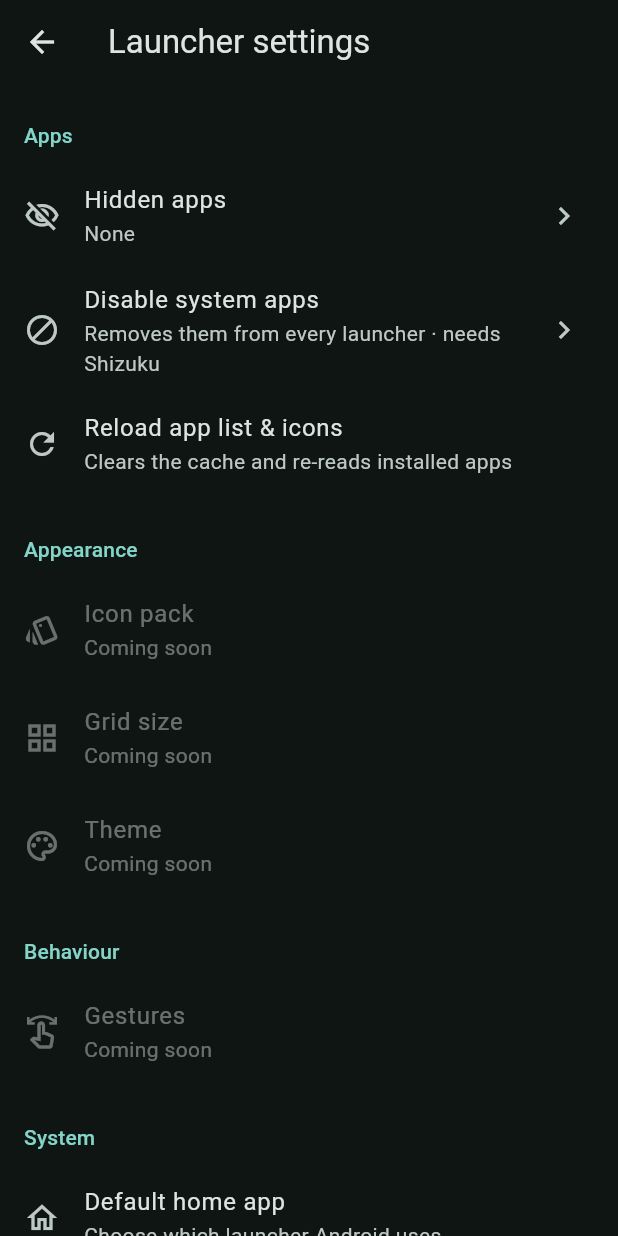
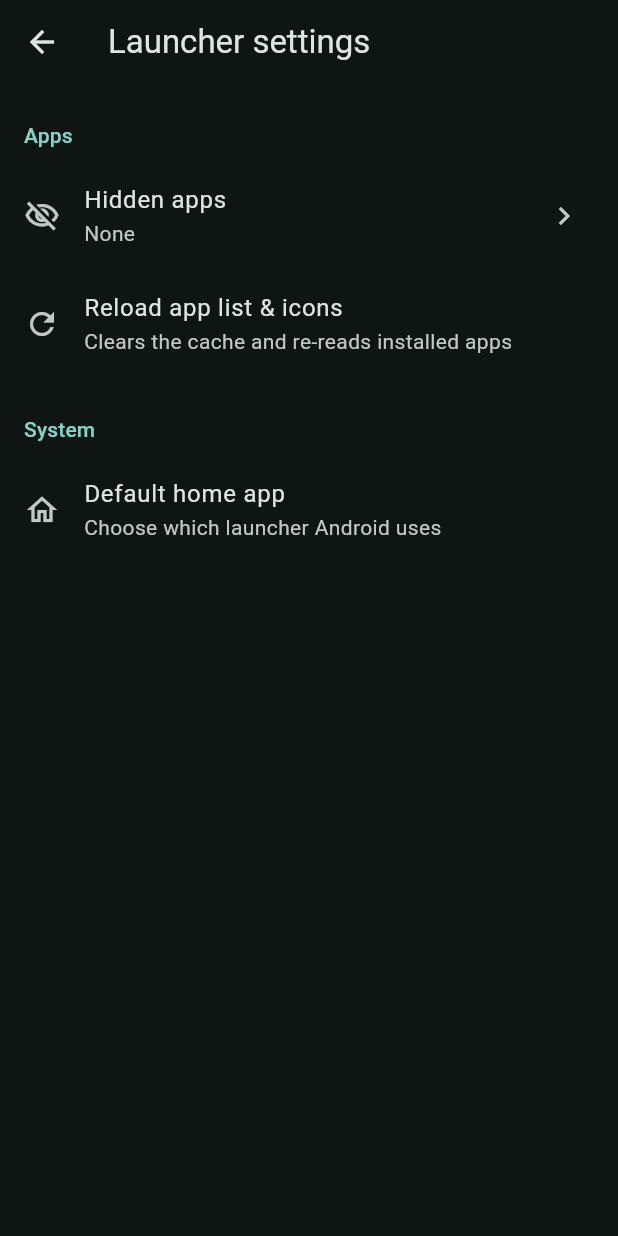
Before and after one commit to arun909/launch-launcher, a Flutter app: the SettingsScreen screen opened by its route, on a phone screen of 412 x 824 dp. Run offline on Flutter 3.47's test engine with Material 3 defaults, Android fonts, the phone set to English and light mode, and no system bars; our stand-ins replace shared_preferences; accounts and stored records are empty; statements that could not run were skipped.

Commit message:
Remove Disable system apps, Appearance and Behaviour from settings
The system-apps screen and its code stay in the project, just without
a settings entry.

Co-Authored-By: Claude Opus 5.5 <noreply@anthropic.com>

```diff
--- a/lib/features/settings/settings_screen.dart
+++ b/lib/features/settings/settings_screen.dart
@@ -8,9 +8,8 @@ import '../hidden_apps/hidden_apps_controller.dart';
 
 /// Launcher settings hub.
 ///
-/// Each future customization feature adds one tile under its section, pointing
-/// at a screen inside its own feature module. The "Coming soon" tiles mark
-/// where planned features will plug in.
+/// Each new feature adds one tile under a section, pointing at a screen inside
+/// its own feature module.
 class SettingsScreen extends StatelessWidget {
   const SettingsScreen({super.key});
 
@@ -31,13 +30,6 @@ class SettingsScreen extends StatelessWidget {
             onTap: () => Navigator.pushNamed(context, AppRoutes.hiddenApps),
           ),
           ListTile(
-            leading: const Icon(Icons.block),
-            title: const Text('Disable system apps'),
-            subtitle: const Text('Removes them from every launcher · needs Shizuku'),
-            trailing: const Icon(Icons.chevron_right),
-            onTap: () => Navigator.pushNamed(context, AppRoutes.systemApps),
-          ),
-          ListTile(
             leading: const Icon(Icons.refresh),
             title: const Text('Reload app list & icons'),
             subtitle: const Text('Clears the cache and re-reads installed apps'),
@@ -46,14 +38,6 @@ class SettingsScreen extends StatelessWidget {
               ScaffoldMessenger.of(context).showSnackBar(const SnackBar(content: Text('Reloading apps…')));
             },
           ),
-
-          const _SectionHeader('Appearance'),
-          const _ComingSoonTile(icon: Icons.style_outlined, title: 'Icon pack'),
-          const _ComingSoonTile(icon: Icons.grid_view, title: 'Grid size'),
-          const _ComingSoonTile(icon: Icons.palette_outlined, title: 'Theme'),
-
-          const _SectionHeader('Behaviour'),
-          const _ComingSoonTile(icon: Icons.swipe_outlined, title: 'Gestures'),
 
           const _SectionHeader('System'),
           ListTile(
@@ -84,21 +68,3 @@ class _SectionHeader extends StatelessWidget {
     );
   }
 }
-
-/// Placeholder for a planned setting. Replace with a real tile when built.
-class _ComingSoonTile extends StatelessWidget {
-  const _ComingSoonTile({required this.icon, required this.title});
-
-  final IconData icon;
-  final String title;
-
-  @override
-  Widget build(BuildContext context) {
-    return ListTile(
-      enabled: false,
-      leading: Icon(icon),
-      title: Text(title),
-      subtitle: const Text('Coming soon'),
-    );
-  }
-}
--- a/pubspec.yaml
+++ b/pubspec.yaml
@@ -16,7 +16,7 @@ publish_to: 'none' # Remove this line if you wish to publish to pub.dev
 # https://developer.apple.com/library/archive/documentation/General/Reference/InfoPlistKeyReference/Articles/CoreFoundationKeys.html
 # In Windows, build-name is used as the major, minor, and patch parts
 # of the product and file versions while build-number is used as the build suffix.
-version: 1.1.1+3
+version: 1.1.2+4
 
 environment:
   sdk: ^3.13.4
```
